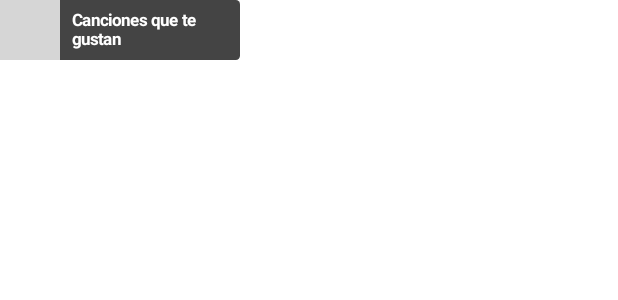
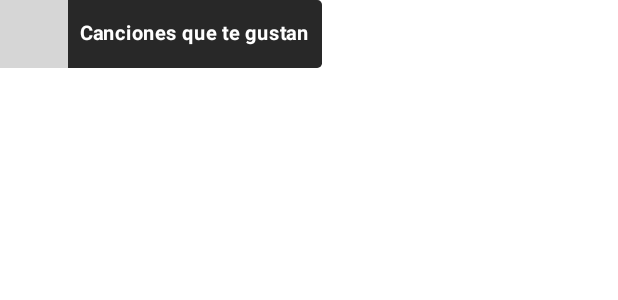
Before and after one commit to mperfecto/SpotifyHome, an Android app built with Jetpack Compose: the @Preview function PlaylistCardPreview, on a phone screen of 412 x 824 dp. Shown: the top 300 px of the screen. Run offline under Robolectric (Android 15) with nearby library versions, the phone set to English and light mode, and no system bars; grey boxes are pictures that could not be loaded.

Commit message:
Modificacion de colores y de PlaylistData

```diff
--- a/app/src/main/java/com/example/spotifyhome/myComponents/PlaylistCard.kt
+++ b/app/src/main/java/com/example/spotifyhome/myComponents/PlaylistCard.kt
@@ -5,63 +5,64 @@ import androidx.compose.foundation.Image
 import androidx.compose.foundation.background
 import androidx.compose.foundation.layout.Box
 import androidx.compose.foundation.layout.Row
-import androidx.compose.foundation.layout.height
 import androidx.compose.foundation.layout.padding
 import androidx.compose.foundation.layout.size
-import androidx.compose.foundation.layout.width
 import androidx.compose.foundation.shape.RoundedCornerShape
+import androidx.compose.material3.MaterialTheme
 import androidx.compose.material3.Text
 import androidx.compose.runtime.Composable
 import androidx.compose.ui.Alignment
 import androidx.compose.ui.Modifier
 import androidx.compose.ui.draw.clip
-import androidx.compose.ui.draw.clipToBounds
-import androidx.compose.ui.graphics.Color
 import androidx.compose.ui.res.painterResource
 import androidx.compose.ui.text.font.FontWeight
 import androidx.compose.ui.tooling.preview.Preview
 import androidx.compose.ui.unit.dp
 import androidx.compose.ui.unit.sp
+import com.example.spotifyhome.ui.theme.SpotifyHomeTheme
+
 
 @Composable
-fun PlaylistCard(texto: String, img: Int, modifier: Modifier = Modifier) {
+fun PlaylistCard(playlist: PlaylistData, modifier: Modifier = Modifier) {
     Box(
-        modifier = Modifier
-            .background(Color.DarkGray, shape = RoundedCornerShape(percent = 7))
+        modifier = modifier
+            .background(MaterialTheme.colorScheme.surface, shape = RoundedCornerShape(percent = 7))
     ) {
         Row(
-            modifier = Modifier
-                .width(160.dp)
-                .height(40.dp)
-                .padding(end = 8.dp),
             verticalAlignment = Alignment.CenterVertically
+
         ) {
 
             Image(
-                painter = painterResource(id = img),
+                painter = painterResource(id = playlist.img),
                 modifier = Modifier
-                    .size(40.dp)
+                    .size(45.dp)
                     .clip(RoundedCornerShape(percent = 10)),
-                contentDescription = texto
+                contentDescription = playlist.name
             )
 
             Text(
-                text = texto,
-                color = Color.White,
+                text = playlist.name,
+                color = MaterialTheme.colorScheme.onSurface,
                 fontWeight = FontWeight.Bold,
-                fontSize = 11.sp,
+                fontSize = 13.sp,
                 modifier = Modifier
-                    .padding(start = 8.dp)
+                    .padding(start = 8.dp, end = 8.dp)
             )
         }
     }
 }
 
 
-@Preview
+@Preview(showBackground = false)
 @Composable
 fun PlaylistCardPreview() {
 
-    PlaylistCard(texto = "Canciones que te gustan", img = R.drawable.cinta)
-
+    SpotifyHomeTheme {
+        PlaylistCard(
+            playlist = PlaylistData(
+                name = "Canciones que te gustan",
+                img = R.drawable.cinta,
+                description =  "Playlist de canciones que te gustan"))
+    }
 }
--- a/app/src/main/java/com/example/spotifyhome/repo/PlaylistsRepo.kt
+++ b/app/src/main/java/com/example/spotifyhome/repo/PlaylistsRepo.kt
@@ -16,9 +16,9 @@ class PlaylistsRepo : IPlaylistsRepo {
     }
 
     init {
-        playlistMock.add(PlaylistData(name = "Playlist 1", img = R.drawable.playlist1))
-        playlistMock.add(PlaylistData(name = "Playlist 2", img = R.drawable.playlist2))
-        playlistMock.add(PlaylistData(name = "Playlist 3", img = R.drawable.playlist3))
+        playlistMock.add(PlaylistData(name = "Playlist 1", img = R.drawable.playlist1, description = "Playlist de canciones que te gustan"))
+        playlistMock.add(PlaylistData(name = "Playlist 2", img = R.drawable.playlist2, description = "Playlist de canciones que te gustan"))
+        playlistMock.add(PlaylistData(name = "Playlist 3", img = R.drawable.playlist3, description = "Playlist de canciones que te gustan"))
     }
 
 
--- a/app/src/main/java/com/example/spotifyhome/viewModel/MainActivityVM.kt
+++ b/app/src/main/java/com/example/spotifyhome/viewModel/MainActivityVM.kt
@@ -6,7 +6,7 @@ import com.example.spotifyhome.myComponents.PlaylistData
 import com.example.spotifyhome.repo.IPlaylistsRepo
 import com.example.spotifyhome.repo.PlaylistsRepo
 
-class MainActivityVM: ViewModel() {
+open class MainActivityVM: ViewModel() {
 
     val playlists: MutableLiveData<List<PlaylistData>> = MutableLiveData()
     val repo: IPlaylistsRepo = PlaylistsRepo()
@@ -15,4 +15,6 @@ class MainActivityVM: ViewModel() {
         playlists.postValue(repo.getPlaylists())
     }
 
+
+
 }
--- a/app/src/main/res/values/themes.xml
+++ b/app/src/main/res/values/themes.xml
@@ -1,5 +1,4 @@
 <?xml version="1.0" encoding="utf-8"?>
 <resources>
-
     <style name="Theme.SpotifyHome" parent="android:Theme.Material.Light.NoActionBar" />
 </resources>
```
Also changed, not shown: app/src/main/java/com/example/spotifyhome/MainActivity.kt (+3 -29 lines), app/src/main/java/com/example/spotifyhome/myComponents/HeaderComponent.kt (renamed from app/src/main/java/com/example/spotifyhome/myComponents/GreetingComponent.kt, +8 -4 lines), app/src/main/java/com/example/spotifyhome/myComponents/PlaylistForYouComponent.kt (added, +13 -0 lines), app/src/main/java/com/example/spotifyhome/myComponents/RecentlyPlayed.kt (+14 -8 lines), app/src/main/java/com/example/spotifyhome/pages/SpotifyHome.kt (deleted, +0 -11 lines), app/src/main/java/com/example/spotifyhome/pages/SpotifyHomePage.kt (added, +71 -0 lines), app/src/main/java/com/example/spotifyhome/ui/theme/Color.kt (+5 -7 lines), app/src/main/java/com/example/spotifyhome/ui/theme/Theme.kt (+11 -35 lines), app/src/main/res/values/colors.xml (+5 -7 lines), app/src/main/res/values/strings.xml (+9 -0 lines).
